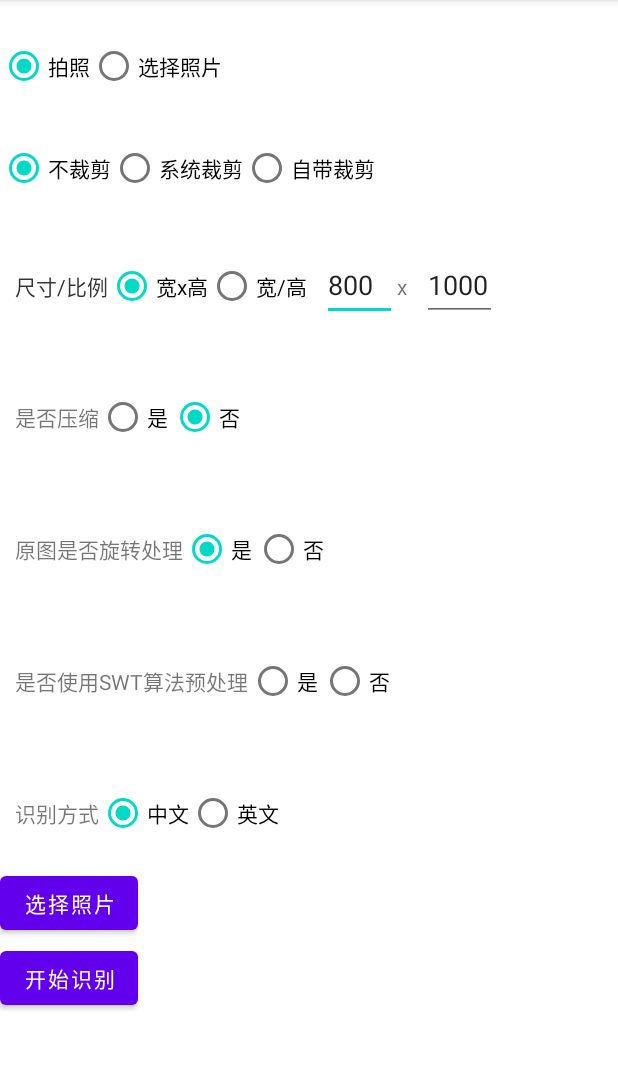
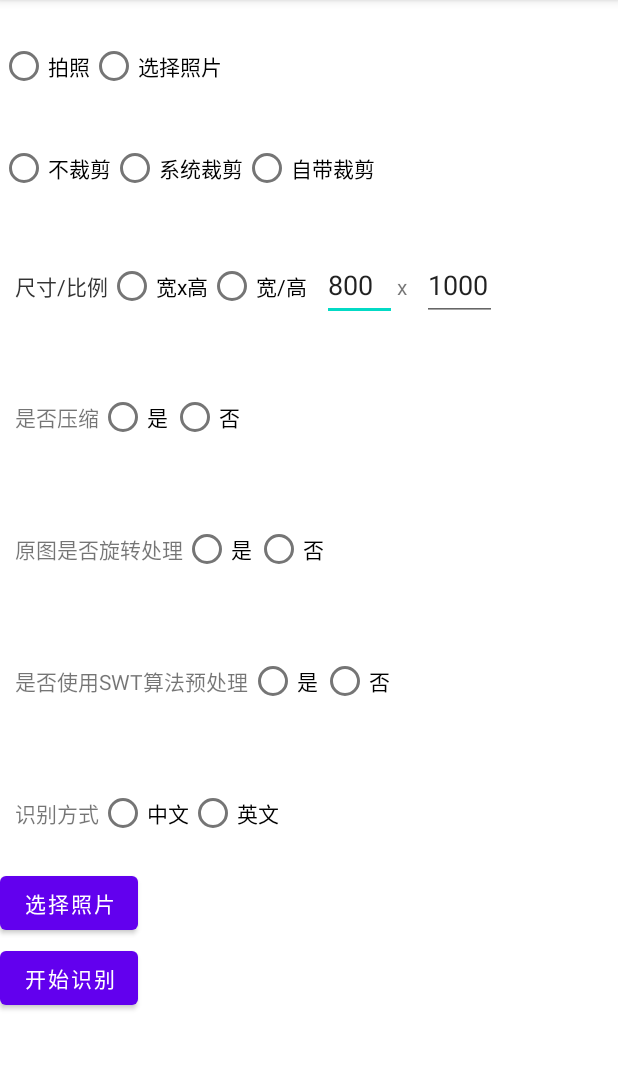
Before and after one commit to GuoPuWen/MyGraduationDesign, an Android app: the screen it shows after launch (MainActivity), on a phone screen of 412 x 824 dp, the part 84-1154 px from its top. Run offline under Robolectric (Android 15) with nearby library versions, the phone set to English and light mode, and no system bars; pictures from the network do not load.

Commit message:
修复bug

```diff
--- a/app/src/main/java/com/example/opencvdemo/MainActivity.java
+++ b/app/src/main/java/com/example/opencvdemo/MainActivity.java
@@ -227,9 +227,11 @@ public class MainActivity extends AppCompatActivity {
             switch (checkId) {
                 case R.id.chinese :
                     language = "chi_sim";
+                    Log.i("language", language);
                     break;
                 case R.id.eng:
                     language = "eng";
+                    Log.i("language", language);
                     break;
                 default:
                     Log.e(TAG, "ocrTypeRadioGroup is error");
--- a/app/src/main/java/com/example/opencvdemo/NaturalSceneOCR.java
+++ b/app/src/main/java/com/example/opencvdemo/NaturalSceneOCR.java
@@ -56,12 +56,14 @@ public class NaturalSceneOCR {
 
     /**
      * 使用Tesseract进行识别
-     * @param language     语言类型 eng为英语
+     * @param      语言类型 eng为英语
      * @return  返回识别结果
      */
     public String TesseractOCR() {
         if(useSwt == 1) {
             SWT();
+        }else{
+            swtImage = oriImage;
         }
 
         TessBaseAPI tessBaseAPI = new TessBaseAPI();
--- a/app/src/main/java/com/example/opencvdemo/ResActivity.java
+++ b/app/src/main/java/com/example/opencvdemo/ResActivity.java
@@ -8,6 +8,7 @@ import android.os.Bundle;
 import android.os.Environment;
 import android.os.Parcelable;
 import android.util.Log;
+import android.widget.EditText;
 import android.widget.ImageView;
 import android.widget.TextView;
 
@@ -20,7 +21,7 @@ public class ResActivity  extends AppCompatActivity {
 
     private ImageView ori_pic;
     private ImageView pre_pic;
-    private TextView res;
+    private EditText res;
 
     private Bitmap source;
 
--- a/app/src/main/res/layout/activity_main.xml
+++ b/app/src/main/res/layout/activity_main.xml
@@ -18,7 +18,7 @@
             android:id="@+id/take_photo_btn"
             android:layout_width="wrap_content"
             android:layout_height="wrap_content"
-            android:checked="true"
+
             android:text="拍照" />
 
         <RadioButton
@@ -40,7 +40,7 @@
             android:id="@+id/noCropBtn"
             android:layout_width="wrap_content"
             android:layout_height="wrap_content"
-            android:checked="true"
+
             android:text="不裁剪" />
 
         <RadioButton
@@ -74,7 +74,7 @@
             android:id="@+id/outputBtn"
             android:layout_width="wrap_content"
             android:layout_height="wrap_content"
-            android:checked="true"
+
             android:text="宽x高" />
 
         <RadioButton
@@ -134,7 +134,7 @@
             android:id="@+id/noCompress"
             android:layout_width="wrap_content"
             android:layout_height="wrap_content"
-            android:checked="true"
+
             android:text="否" />
     </RadioGroup>
 
@@ -155,7 +155,7 @@
             android:id="@+id/rotateProcessing"
             android:layout_width="wrap_content"
             android:layout_height="wrap_content"
-            android:checked="true"
+
             android:text="是" />
 
         <RadioButton
@@ -210,7 +210,7 @@
             android:id="@+id/chinese"
             android:layout_width="wrap_content"
             android:layout_height="wrap_content"
-            android:checked="true"
+
             android:text="中文" />
 
         <RadioButton
--- a/app/src/main/res/layout/activity_result.xml
+++ b/app/src/main/res/layout/activity_result.xml
@@ -35,7 +35,7 @@
         android:text="识别结果:" />
 
 
-    <TextView
+    <EditText
         android:id="@+id/res"
         android:layout_width="match_parent"
         android:layout_height="wrap_content"
```
